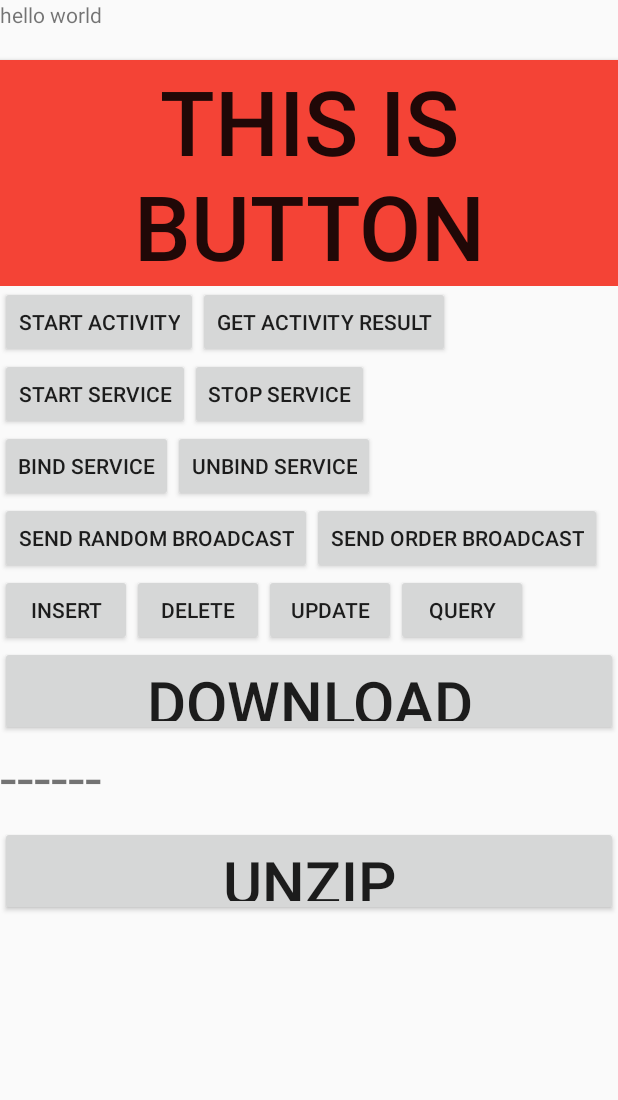
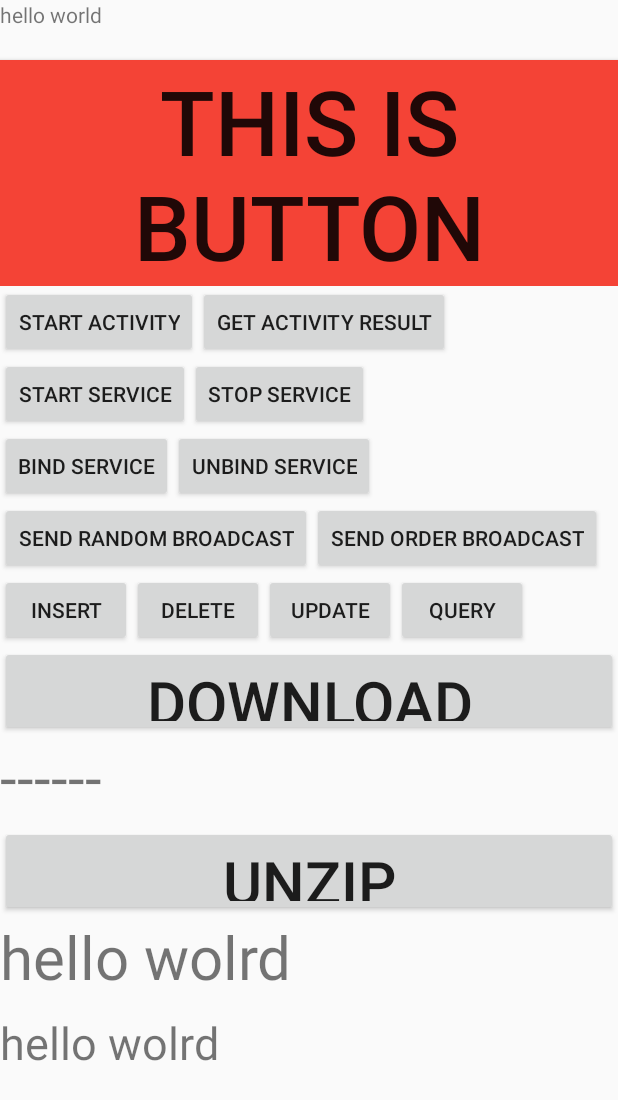
Before and after one commit to ZTLiao/android-demo, an Android app: the layout activity_main.xml on its own in the app's theme, with its tools: preview values and no code run, on a phone screen of 412 x 824 dp. Shown: the top 1100 px of the screen. Run offline under Robolectric (Android 15) with nearby library versions, the phone set to English and light mode, and no system bars.

Commit message:
新增binder测试demo

```diff
--- a/app/src/main/res/layout/activity_main.xml
+++ b/app/src/main/res/layout/activity_main.xml
@@ -152,4 +152,55 @@
             android:layout_height="60dp"/>
     </LinearLayout>
 
+    <LinearLayout
+        android:layout_width="match_parent"
+        android:layout_height="wrap_content"
+        android:orientation="horizontal">
+
+        <TextView
+            android:layout_width="match_parent"
+            android:layout_height="wrap_content"
+            android:text="hello wolrd"
+            android:textSize="40dp"
+            android:id="@+id/tv_async_view"
+            app:layout_constraintBottom_toBottomOf="parent"
+            app:layout_constraintLeft_toLeftOf="parent"
+            app:layout_constraintRight_toRightOf="parent"
+            app:layout_constraintTop_toTopOf="parent"
+            />
+
+    </LinearLayout>
+
+    <LinearLayout
+        android:layout_width="match_parent"
+        android:layout_height="wrap_content"
+        android:orientation="horizontal">
+
+        <TextView
+            android:layout_width="match_parent"
+            android:layout_height="wrap_content"
+            android:text="hello wolrd"
+            android:textSize="30sp"
+            android:id="@+id/tv_client_view"
+            app:layout_constraintBottom_toBottomOf="parent"
+            app:layout_constraintLeft_toLeftOf="parent"
+            app:layout_constraintRight_toRightOf="parent"
+            app:layout_constraintTop_toTopOf="parent"
+            />
+        <Button
+            android:layout_width="match_parent"
+            android:layout_height="wrap_content"
+            android:id="@+id/btn_bindServerService"
+            android:text="bind server service"
+            android:textSize="30sp"/>
+
+        <Button
+            android:layout_width="match_parent"
+            android:layout_height="wrap_content"
+            android:id="@+id/btn_searchAge"
+            android:text="search age of student"
+            android:textSize="30sp"/>
+    </LinearLayout>
+
+
 </LinearLayout>
```
Also changed, not shown: app/src/main/AndroidManifest.xml (+13 -0 lines), app/src/main/java/com/example/demo/MainActivity.java (+112 -4 lines), app/src/main/java/com/example/demo/MyHandler01.java (added, +40 -0 lines), app/src/main/java/com/example/demo/MyHandler02.java (added, +40 -0 lines), app/src/main/java/com/example/demo/MyThread01.java (added, +27 -0 lines), app/src/main/java/com/example/demo/SubThreadCreateHandler.java (added, +39 -0 lines), app/src/main/java/com/example/demo/server/MyService.java (added, +40 -0 lines), app/src/main/java/com/example/demo/server/Student.java (added, +31 -0 lines).
